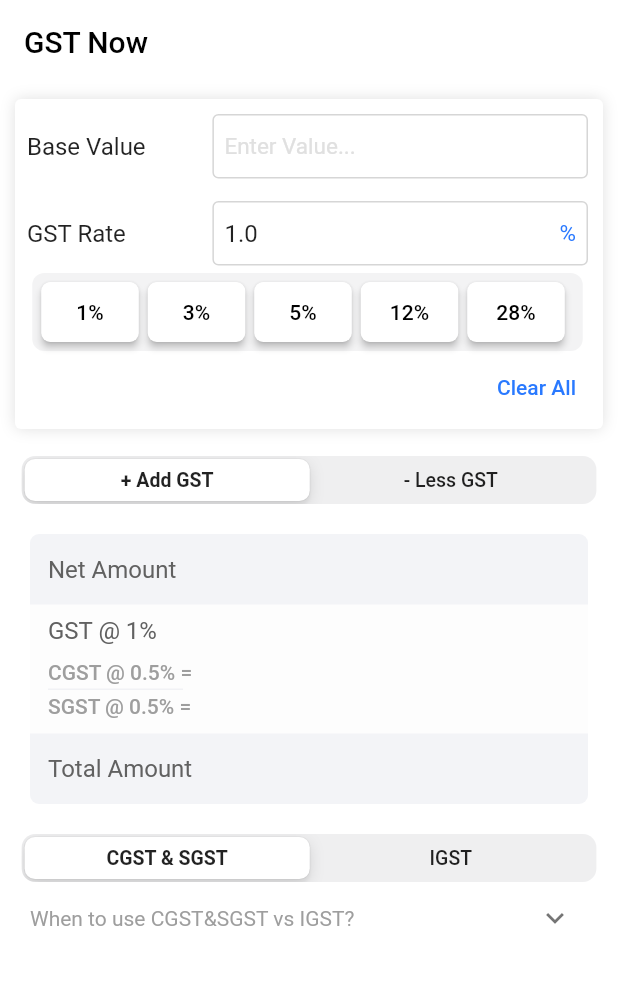
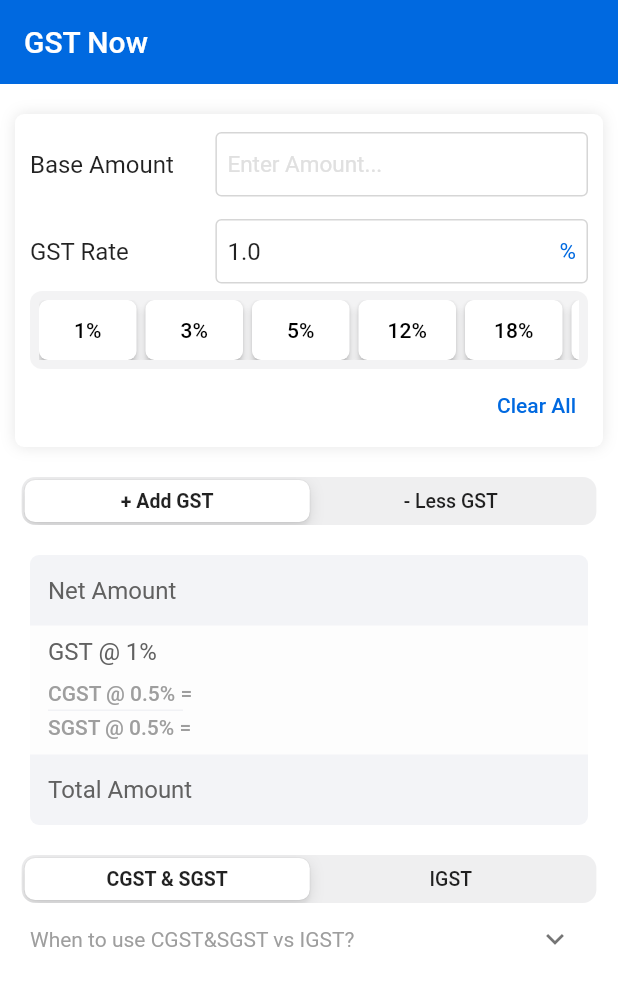
Before and after one commit to a-k-14/gst_now, a Flutter app: the screen it shows after launch, after a tap on an icon or button, on a phone screen of 412 x 824 dp. Shown: the top 986 px of the screen. Run offline on Flutter 3.47's test engine with Material 2 defaults, Android fonts, the phone set to English and light mode, and no system bars.

Commit message:
Changed: 1. Android icon 2. AppBar color 3. Rectification of old CGST&SGST/IGST values persistent on Clear All 4. Base Value to Base Amount 5. Updated GST Tip table titles

```diff
--- a/lib/constants.dart
+++ b/lib/constants.dart
@@ -2,7 +2,7 @@
 
 // This file is to store the constants for the app
 
-Color? kAccentColor = Colors.blueAccent[400];
+Color? kAccentColor = Color(0xff0069e0);
 
 Color? kGrey300 = Colors.grey[300];
 Color? kGrey350 = Colors.grey[350];
@@ -36,7 +36,10 @@
   fontWeight: FontWeight.w500,
 );
 
-String csgstTip =
-    'Charged when the address of the customer is in same state as your GST registered address.\n\nSGST is also referred as UTGST.';
+String csgstTip = """
+Charged when the address of the customer is in same state as your GST registered address.
+
+SGST is also referred as UTGST.
+    """;
 String igstTip =
     'Charged when the address of the customer is in a different state than your GST registered address.';
--- a/lib/custom_widgets.dart
+++ b/lib/custom_widgets.dart
@@ -83,6 +83,7 @@
       // default - 28.0 in the default files
       child: CupertinoSlidingSegmentedControl(
         groupValue: segmentedControlGroupValue,
+        // thumbColor: Color(0x9f1388ef),
         // padding: EdgeInsets.all(0),
         // We are using children directly here instead of creating a variable as
         // we get the error The instance member ‘{0}’ can’t be accessed in an initializer
@@ -109,7 +110,7 @@
   String netAmount = _gstCalculatorBrain.netAmount;
   String gstRate = _gstCalculatorBrain.rate;
   String gstAmount = _gstCalculatorBrain.gstAmount;
-  String totalAmount = _gstCalculatorBrain.grossAmount;
+  String totalAmount = _gstCalculatorBrain.totalAmount;
   // String gstOperator = _gstCalculatorBrain.gstOperator();
   String csgstRate = _gstCalculatorBrain.csgstRate;
   String igstRate = _gstCalculatorBrain.igstRate;
@@ -352,7 +353,7 @@
           child: Column(
             children: [
               customTipRow(
-                title: 'CGST&SGST',
+                title: 'CGST&SGST\n(Intra-State)',
                 tip: csgstTip,
                 color: kGSTSummaryRowBackground1,
                 borderRadius: BorderRadius.only(
@@ -361,7 +362,7 @@
                 ),
               ),
               customTipRow(
-                title: 'IGST',
+                title: 'IGST\n(Inter-State)',
                 tip: igstTip,
                 color: kGSTSummaryRowBackground2,
                 borderRadius: BorderRadius.only(
--- a/lib/gst_calculator_brain.dart
+++ b/lib/gst_calculator_brain.dart
@@ -15,9 +15,9 @@
 
 class GSTCalculatorBrain {
   // TODO: should I use final here
-  String baseValueText = '';
+  String baseAmountText = '';
 
-  /// <TextEditingController for GST Rate>
+  /// <GST Rate Text>
   String gstRateText = '';
 
   // GSTCalculatorBrain({required this.initialValue, required this.gstRate});
@@ -50,7 +50,7 @@
 
   /// <Total GST Amount to be returned>
   String gstAmount = '';
-  String grossAmount = '';
+  String totalAmount = '';
 
   // gstAmount breakup
   String csgstAmount = '';
@@ -93,7 +93,7 @@
     // String gstRateText = gstRate.text;
 
     // A
-    if (baseValueText.isEmpty || gstRateText.isEmpty) {
+    if (baseAmountText.isEmpty || gstRateText.isEmpty) {
       // As the rate value is not dependent on gstOperator (Add/Less GST),
       // we set its value here instead of twice in the following if and then in else statements
       // We store GST Rate as a number to use for calculating CGST&SGST/IGST rates & amounts
@@ -104,15 +104,18 @@
 
       if (gstOperatorValue == 0) {
         // Add GST case
-        netAmount = baseValueText.isEmpty ? '' : formatter(baseValueText);
+        netAmount = baseAmountText.isEmpty ? '' : formatter(baseAmountText);
 
-        grossAmount = '';
+        totalAmount = '';
       } else {
         // Less GST case
         netAmount = '';
 
-        grossAmount = baseValueText.isEmpty ? '' : formatter(baseValueText);
+        totalAmount = baseAmountText.isEmpty ? '' : formatter(baseAmountText);
       }
+
+      // We are setting _gstAmountDouble as 0 because, when the B executes and we clear all, then the _gstAmountDouble value will be earlier calculated value and this results in CGST, IGST amount variables having last step results as their value are based on _gstAmountDouble. So to clear them we set this as 0
+      _gstAmountDouble = 0;
 
       // As either initialValue or gstRate will be empty we cannot calculate the gstAmount
       gstAmount = '';
@@ -128,24 +131,24 @@
 
       if (gstOperatorValue == 0) {
         // Add GST case
-        netAmount = formatter(baseValueText);
+        netAmount = formatter(baseAmountText);
 
         // We store GST Amount as a number to use for calculating CGST&SGST/IGST
-        _gstAmountDouble = double.parse(baseValueText) * _rateDouble / 100;
+        _gstAmountDouble = double.parse(baseAmountText) * _rateDouble / 100;
         // The we set the gstAmount value using the double above
         gstAmount = f.format(_gstAmountDouble);
 
-        grossAmount = f.format(double.parse(baseValueText) + _gstAmountDouble);
+        totalAmount = f.format(double.parse(baseAmountText) + _gstAmountDouble);
       } else {
         // Less GST case
-        grossAmount = formatter(baseValueText);
+        totalAmount = formatter(baseAmountText);
 
         _gstAmountDouble =
-            double.parse(baseValueText) * (_rateDouble / (_rateDouble + 100));
+            double.parse(baseAmountText) * (_rateDouble / (_rateDouble + 100));
 
         gstAmount = f.format(_gstAmountDouble);
 
-        netAmount = f.format(double.parse(baseValueText) - _gstAmountDouble);
+        netAmount = f.format(double.parse(baseAmountText) - _gstAmountDouble);
       }
     }
     // Here we set the CGST&SGST/IGST rates and amounts
@@ -181,10 +184,10 @@
     }
   }
 
-  // To return the GST Operator - Add GST for 0 and Less GST for 1
+/*  // To return the GST Operator - Add GST for 0 and Less GST for 1
   String gstOperator() {
     return gstOperatorValue == 0 ? 'Add GST' : 'Less GST';
-  }
+  }*/
 
   // To return the GST Operator - Add GST for 0 and Less GST for 1
   String gstBreakupOperator() {
--- a/lib/main.dart
+++ b/lib/main.dart
@@ -44,6 +44,10 @@
 
   @override
   Widget build(BuildContext context) {
+    SystemChrome.setSystemUIOverlayStyle(SystemUiOverlayStyle(
+      statusBarColor: Colors.transparent,
+    ));
+
     return GestureDetector(
       // To enable tap anywhere to dismiss keyboard
       // If we wrap this around body of Scaffold, it does not dismiss keyboard when we tap on some places
@@ -59,9 +63,10 @@
         child: Scaffold(
           backgroundColor: Colors.white,
           appBar: AppBar(
-            title: Text(title, style: TextStyle(color: Colors.black)),
+            title: Text(title),
             elevation: 0,
-            backgroundColor: Colors.white,
+            brightness: Brightness.dark,
+            backgroundColor: Color(0xff0069e0),
           ),
           body: GSTCalculatorPage(),
         ),
@@ -96,7 +101,7 @@
       // We call setState so that everytime initial value changes, controller will trigger changes like calling compute method
       setState(() {
         // To get updated results everytime initialValue changes
-        _gstCalculatorBrain.baseValueText = baseValueController.text;
+        _gstCalculatorBrain.baseAmountText = baseValueController.text;
         _gstCalculatorBrain.compute();
       });
     });
@@ -158,15 +163,17 @@
       child: Column(
         children: [
           Container(
-            padding: EdgeInsets.fromLTRB(8, 10, 10, 4),
+            margin: EdgeInsets.only(top: kPadding, bottom: kPadding * 2),
+            padding: EdgeInsets.fromLTRB(10, 12, 10, 4),
             decoration: BoxDecoration(
               color: Colors.white,
-              borderRadius: BorderRadius.circular(kBorderRadius - 4),
+              borderRadius: BorderRadius.circular(kBorderRadius - 2),
               boxShadow: [
                 BoxShadow(
-                  color: Color(0x1F000000),
+                  color: Color(0x1A000000),
                   // offset: Offset(0, 2),
                   blurRadius: kBorderRadius,
+                  spreadRadius: 0,
                 ),
               ],
             ),
@@ -178,7 +185,7 @@
                       // To ensure Initial Value and GST Rate take same width
                       width: MediaQuery.of(context).size.width * 0.3,
                       child: Text(
-                        'Base Value',
+                        'Base Amount',
                         style: TextStyle(
                           fontSize: kTextSize,
                         ),
@@ -204,7 +211,7 @@
                           isDense: true,
                           contentPadding:
                               EdgeInsets.symmetric(vertical: 12, horizontal: 8),
-                          hintText: 'Enter Value...',
+                          hintText: 'Enter Amount...',
                           hintStyle: TextStyle(
                             fontSize: kTextSize - 1,
                             color: kGrey300,
@@ -273,7 +280,7 @@
                   ],
                 ),
                 GSTRateButton(
-                    gstRatesList: ['1', '3', '5', '12', '28'],
+                    gstRatesList: ['1', '3', '5', '12', '18', '28'],
                     onTap: gstRateSetter),
                 Align(
                   alignment: Alignment.centerRight,
@@ -293,7 +300,6 @@
               ],
             ),
           ),
-          SizedBox(height: kSizedBoxHeight + 8),
           GSTOperatorTab(
             operatorValues: ['+ Add GST', '- Less GST'],
             f: updateGSTOperator,
```
Also changed, not shown: 16 other files.
